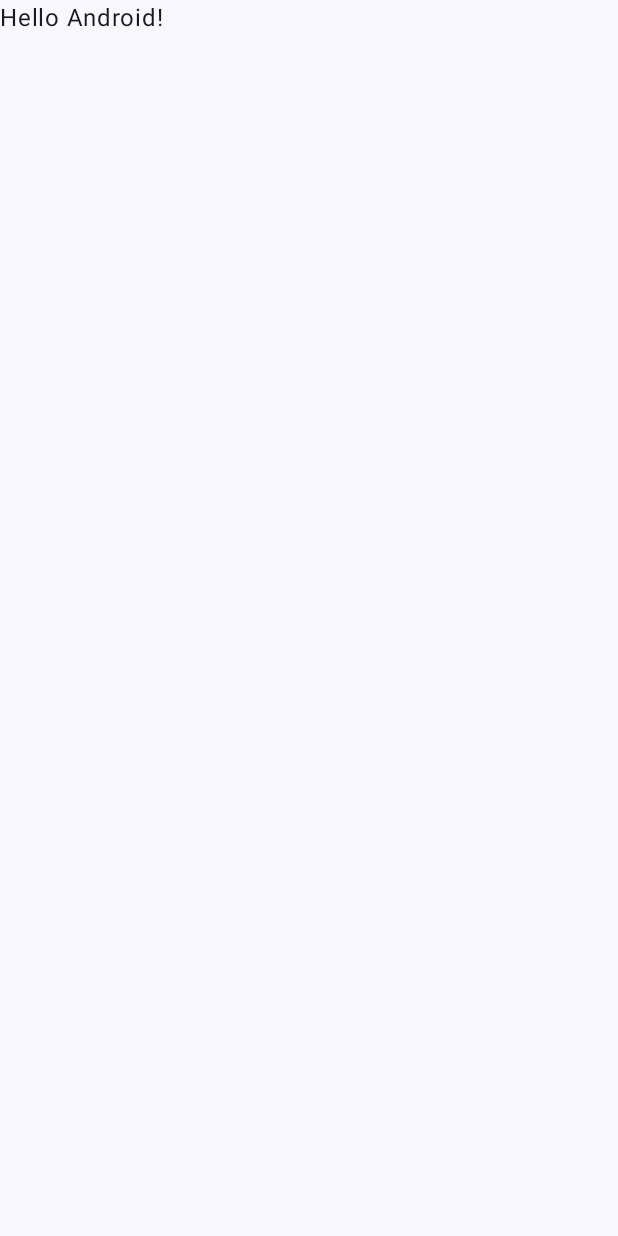
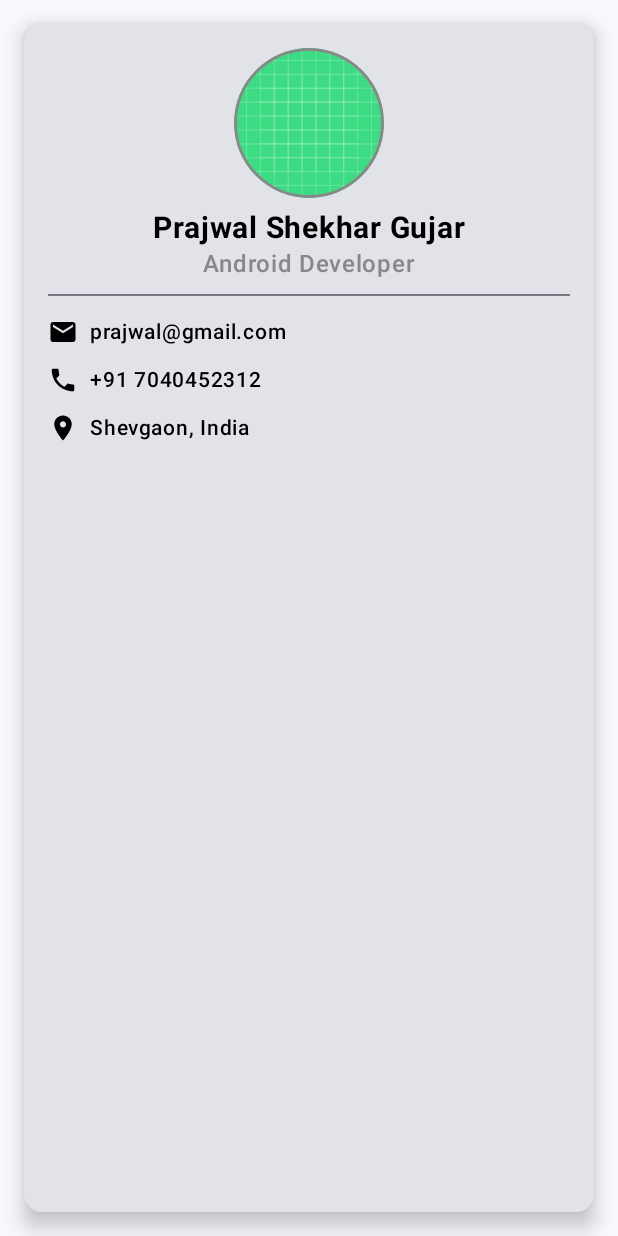
Before and after one commit to gujarprajwal12/JetPackCompose, an Android app built with Jetpack Compose: the screen it shows after launch (MainActivity), on a phone screen of 412 x 824 dp. Before the commit the screen is almost empty. Run offline under Robolectric (Android 15) with nearby library versions, the phone set to English and light mode, and no system bars.

Commit message:
added the businesss cared with the help of jectpack compose

```diff
--- a/app/src/main/java/com/example/composebasic/MainActivity.kt
+++ b/app/src/main/java/com/example/composebasic/MainActivity.kt
@@ -4,13 +4,33 @@ import android.os.Bundle
 import androidx.activity.ComponentActivity
 import androidx.activity.compose.setContent
 import androidx.activity.enableEdgeToEdge
+import androidx.compose.foundation.Image
+import androidx.compose.foundation.layout.Box
 import androidx.compose.foundation.layout.fillMaxSize
 import androidx.compose.foundation.layout.padding
+import androidx.compose.material3.Button
 import androidx.compose.material3.Scaffold
 import androidx.compose.material3.Text
 import androidx.compose.runtime.Composable
 import androidx.compose.ui.Modifier
+import androidx.compose.ui.res.painterResource
 import androidx.compose.ui.tooling.preview.Preview
+import androidx.compose.foundation.border
+import androidx.compose.foundation.layout.*
+import androidx.compose.foundation.shape.CircleShape
+import androidx.compose.foundation.shape.RoundedCornerShape
+import androidx.compose.material.icons.Icons
+import androidx.compose.material.icons.filled.Email
+import androidx.compose.material.icons.filled.LocationOn
+import androidx.compose.material.icons.filled.Phone
+import androidx.compose.material3.*
+import androidx.compose.ui.Alignment
+import androidx.compose.ui.draw.clip
+import androidx.compose.ui.unit.dp
+import androidx.compose.ui.unit.sp
+import androidx.compose.ui.graphics.Color
+import androidx.compose.ui.graphics.vector.ImageVector
+import androidx.compose.ui.text.font.FontWeight
 import com.example.composebasic.ui.theme.ComposeBasicTheme
 
 class MainActivity : ComponentActivity() {
@@ -18,30 +38,83 @@ class MainActivity : ComponentActivity() {
         super.onCreate(savedInstanceState)
         enableEdgeToEdge()
         setContent {
-            ComposeBasicTheme {
-                Scaffold(modifier = Modifier.fillMaxSize()) { innerPadding ->
-                    Greeting(
-                        name = "Android",
-                        modifier = Modifier.padding(innerPadding)
-                    )
+            ComposeBasicTheme() {
+                    Surface(modifier = Modifier.fillMaxSize(), color = MaterialTheme.colorScheme.background) {
+                        BusinessCard()
+                    }
                 }
-            }
+        }
+    }
+}
+
+
+
+
+@Composable
+fun BusinessCard() {
+    Card(
+        modifier = Modifier
+            .fillMaxWidth()
+            .padding(16.dp),
+        elevation = CardDefaults.cardElevation(defaultElevation = 8.dp),
+        shape = RoundedCornerShape(12.dp)
+    ) {
+        Column(
+            modifier = Modifier
+                .padding(16.dp)
+                .fillMaxWidth(),
+            horizontalAlignment = Alignment.CenterHorizontally
+        ) {
+            Image(
+                painter = painterResource(id = R.drawable.ic_launcher_background), // Replace with your image
+                contentDescription = "Profile Picture",
+                modifier = Modifier
+                    .size(100.dp)
+                    .clip(CircleShape)
+                    .border(2.dp, Color.Gray, CircleShape)
+            )
+
+            Spacer(modifier = Modifier.height(8.dp))
+
+            Text(
+                text = "Prajwal Shekhar Gujar",
+                fontSize = 20.sp,
+                fontWeight = FontWeight.Bold,
+                color = Color.Black
+            )
+
+            Text(
+                text = "Android Developer",
+                fontSize = 16.sp,
+                fontWeight = FontWeight.Medium,
+                color = Color.Gray
+            )
+
+            Divider(modifier = Modifier.padding(vertical = 8.dp))
+
+            ContactInfoRow(Icons.Default.Email, "prajwal@gmail.com")
+            ContactInfoRow(Icons.Default.Phone, "+91 7040452312")
+            ContactInfoRow(Icons.Default.LocationOn, "Shevgaon, India")
         }
     }
 }
 
 @Composable
-fun Greeting(name: String, modifier: Modifier = Modifier) {
-    Text(
-        text = "Hello $name!",
-        modifier = modifier
-    )
+fun ContactInfoRow(icon: ImageVector, text: String) {
+    Row(
+        modifier = Modifier
+            .fillMaxWidth()
+            .padding(vertical = 4.dp),
+        verticalAlignment = Alignment.CenterVertically
+    ) {
+        Icon(icon, contentDescription = null, modifier = Modifier.size(20.dp), tint = Color.Black)
+        Spacer(modifier = Modifier.width(8.dp))
+        Text(text, fontSize = 14.sp, fontWeight = FontWeight.Medium, color = Color.Black)
+    }
 }
 
 @Preview(showBackground = true)
 @Composable
-fun GreetingPreview() {
-    ComposeBasicTheme {
-        Greeting("Android")
-    }
+fun PreviewBusinessCard() {
+    BusinessCard()
 }
```
